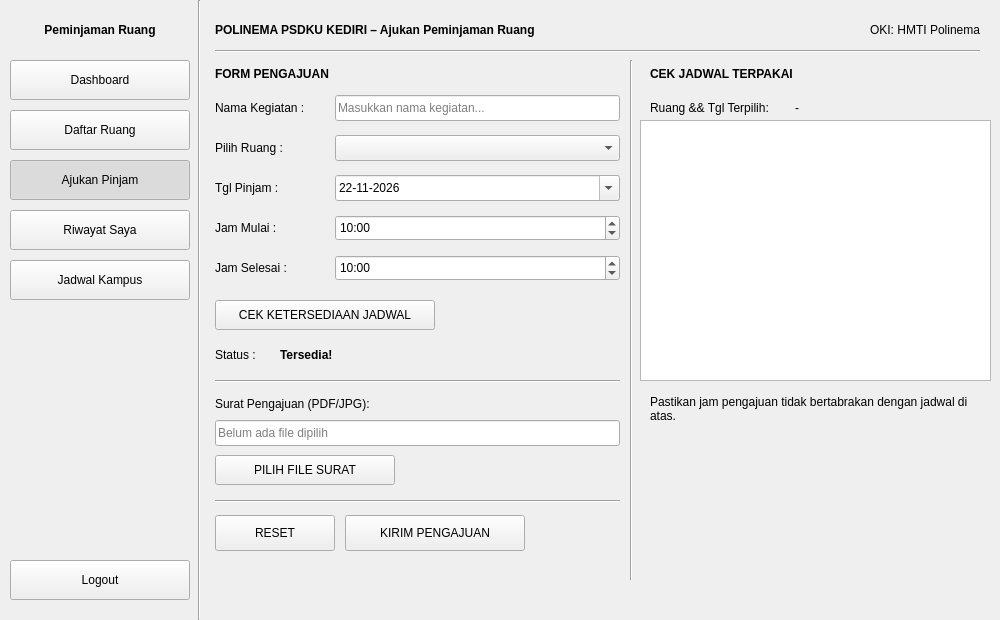
Above: ui/ajukan_pinjam.ui from Ariel-F-S/SistemPeminjamanRuangPolinemaKampusKediri before the change. Below: the same form after it.
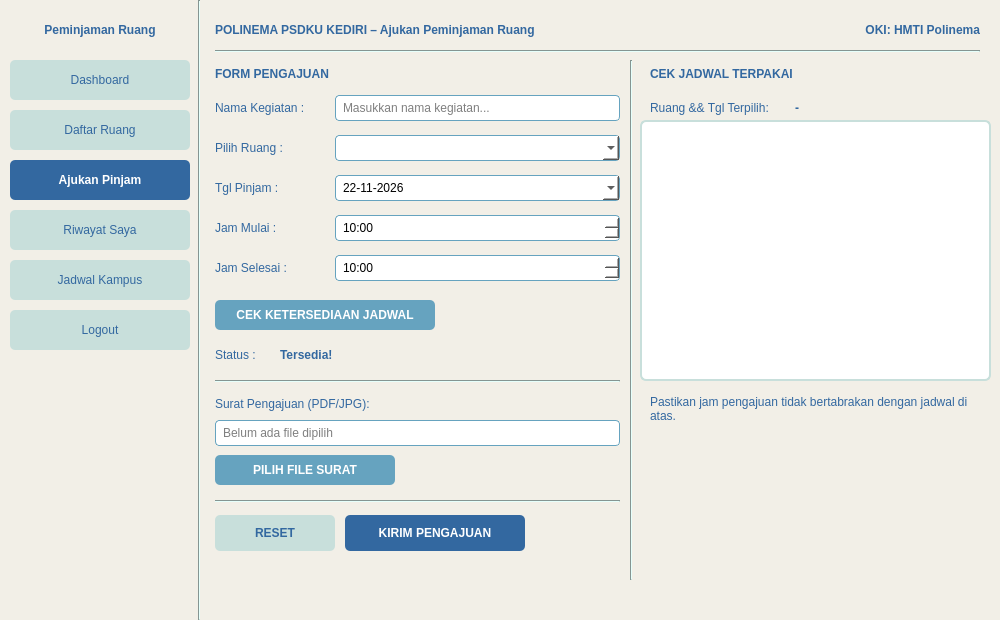
That is the form after the change. Icons and pictures are not drawn.

```diff
--- a/ui/ajukan_pinjam.ui
+++ b/ui/ajukan_pinjam.ui
@@ -17,6 +17,11 @@
    <iconset>
     <normaloff>icons/app.png</normaloff>icons/app.png</iconset>
   </property>
+  <property name="styleSheet">
+   <string notr="true">QWidget#AjukanPinjam {
+    background-color: #F2EFE7;
+}</string>
+  </property>
   <widget class="QLabel" name="lblBrand">
    <property name="geometry">
     <rect>
@@ -32,6 +37,9 @@
      <bold>true</bold>
     </font>
    </property>
+   <property name="styleSheet">
+    <string notr="true">color: #3368A0;</string>
+   </property>
    <property name="text">
     <string>Peminjaman Ruang</string>
    </property>
@@ -48,6 +56,17 @@
      <height>40</height>
     </rect>
    </property>
+   <property name="styleSheet">
+    <string notr="true">QPushButton {
+    background-color: #C8DFDB;
+    color: #3368A0;
+    border-radius: 5px;
+}
+QPushButton:hover {
+    background-color: #66A3BF;
+    color: #FFFFFF;
+}</string>
+   </property>
    <property name="text">
     <string>Dashboard</string>
    </property>
@@ -77,6 +96,17 @@
      <height>40</height>
     </rect>
    </property>
+   <property name="styleSheet">
+    <string notr="true">QPushButton {
+    background-color: #C8DFDB;
+    color: #3368A0;
+    border-radius: 5px;
+}
+QPushButton:hover {
+    background-color: #66A3BF;
+    color: #FFFFFF;
+}</string>
+   </property>
    <property name="text">
     <string>Daftar Ruang</string>
    </property>
@@ -106,6 +136,14 @@
      <height>40</height>
     </rect>
    </property>
+   <property name="styleSheet">
+    <string notr="true">QPushButton {
+    background-color: #3368A0;
+    color: #FFFFFF;
+    border-radius: 5px;
+    font-weight: bold;
+}</string>
+   </property>
    <property name="text">
     <string>Ajukan Pinjam</string>
    </property>
@@ -138,6 +176,17 @@
      <height>40</height>
     </rect>
    </property>
+   <property name="styleSheet">
+    <string notr="true">QPushButton {
+    background-color: #C8DFDB;
+    color: #3368A0;
+    border-radius: 5px;
+}
+QPushButton:hover {
+    background-color: #66A3BF;
+    color: #FFFFFF;
+}</string>
+   </property>
    <property name="text">
     <string>Riwayat Saya</string>
    </property>
@@ -167,6 +216,17 @@
      <height>40</height>
     </rect>
    </property>
+   <property name="styleSheet">
+    <string notr="true">QPushButton {
+    background-color: #C8DFDB;
+    color: #3368A0;
+    border-radius: 5px;
+}
+QPushButton:hover {
+    background-color: #66A3BF;
+    color: #FFFFFF;
+}</string>
+   </property>
    <property name="text">
     <string>Jadwal Kampus</string>
    </property>
@@ -191,11 +251,22 @@
    <property name="geometry">
     <rect>
      <x>10</x>
-     <y>560</y>
+     <y>310</y>
      <width>180</width>
      <height>40</height>
     </rect>
    </property>
+   <property name="styleSheet">
+    <string notr="true">QPushButton {
+    background-color: #C8DFDB;
+    color: #3368A0;
+    border-radius: 5px;
+}
+QPushButton:hover {
+    background-color: #3368A0;
+    color: #FFFFFF;
+}</string>
+   </property>
    <property name="text">
     <string>Logout</string>
    </property>
@@ -219,6 +290,9 @@
      <height>620</height>
     </rect>
    </property>
+   <property name="styleSheet">
+    <string notr="true">background-color: #C8DFDB;</string>
+   </property>
    <property name="frameShape">
     <enum>QFrame::VLine</enum>
    </property>
@@ -241,6 +315,9 @@
      <bold>true</bold>
     </font>
    </property>
+   <property name="styleSheet">
+    <string notr="true">color: #3368A0;</string>
+   </property>
    <property name="text">
     <string>POLINEMA PSDKU KEDIRI – Ajukan Peminjaman Ruang</string>
    </property>
@@ -254,6 +331,10 @@
      <height>30</height>
     </rect>
    </property>
+   <property name="styleSheet">
+    <string notr="true">color: #3368A0;
+font-weight: bold;</string>
+   </property>
    <property name="text">
     <string>OKI: HMTI Polinema</string>
    </property>
@@ -270,6 +351,9 @@
      <height>2</height>
     </rect>
    </property>
+   <property name="styleSheet">
+    <string notr="true">background-color: #C8DFDB;</string>
+   </property>
    <property name="frameShape">
     <enum>QFrame::HLine</enum>
    </property>
@@ -286,6 +370,9 @@
      <height>520</height>
     </rect>
    </property>
+   <property name="styleSheet">
+    <string notr="true">background-color: #C8DFDB;</string>
+   </property>
    <property name="frameShape">
     <enum>QFrame::VLine</enum>
    </property>
@@ -308,6 +395,9 @@
      <bold>true</bold>
     </font>
    </property>
+   <property name="styleSheet">
+    <string notr="true">color: #3368A0;</string>
+   </property>
    <property name="text">
     <string>FORM PENGAJUAN</string>
    </property>
@@ -321,6 +411,9 @@
      <height>26</height>
     </rect>
    </property>
+   <property name="styleSheet">
+    <string notr="true">color: #3368A0;</string>
+   </property>
    <property name="text">
     <string>Nama Kegiatan :</string>
    </property>
@@ -334,6 +427,12 @@
      <height>26</height>
     </rect>
    </property>
+   <property name="styleSheet">
+    <string notr="true">background-color: #FFFFFF;
+border: 1px solid #66A3BF;
+border-radius: 4px;
+padding-left: 5px;</string>
+   </property>
    <property name="placeholderText">
     <string>Masukkan nama kegiatan...</string>
    </property>
@@ -347,6 +446,9 @@
      <height>26</height>
     </rect>
    </property>
+   <property name="styleSheet">
+    <string notr="true">color: #3368A0;</string>
+   </property>
    <property name="text">
     <string>Pilih Ruang :</string>
    </property>
@@ -360,6 +462,12 @@
      <height>26</height>
     </rect>
    </property>
+   <property name="styleSheet">
+    <string notr="true">background-color: #FFFFFF;
+border: 1px solid #66A3BF;
+border-radius: 4px;
+padding-left: 5px;</string>
+   </property>
    <item>
     <property name="text">
      <string/>
@@ -385,6 +493,9 @@
      <height>26</height>
     </rect>
    </property>
+   <property name="styleSheet">
+    <string notr="true">color: #3368A0;</string>
+   </property>
    <property name="text">
     <string>Tgl Pinjam :</string>
    </property>
@@ -398,6 +509,12 @@
      <height>26</height>
     </rect>
    </property>
+   <property name="styleSheet">
+    <string notr="true">background-color: #FFFFFF;
+border: 1px solid #66A3BF;
+border-radius: 4px;
+padding-left: 5px;</string>
+   </property>
    <property name="displayFormat">
     <string>dd-MM-yyyy</string>
    </property>
@@ -421,6 +538,9 @@
      <height>26</height>
     </rect>
    </property>
+   <property name="styleSheet">
+    <string notr="true">color: #3368A0;</string>
+   </property>
    <property name="text">
     <string>Jam Mulai :</string>
    </property>
@@ -434,6 +554,12 @@
      <height>26</height>
     </rect>
    </property>
+   <property name="styleSheet">
+    <string notr="true">background-color: #FFFFFF;
+border: 1px solid #66A3BF;
+border-radius: 4px;
+padding-left: 5px;</string>
+   </property>
    <property name="displayFormat">
     <string>HH:mm</string>
    </property>
@@ -454,6 +580,9 @@
      <height>26</height>
     </rect>
    </property>
+   <property name="styleSheet">
+    <string notr="true">color: #3368A0;</string>
+   </property>
    <property name="text">
     <string>Jam Selesai :</string>
    </property>
@@ -467,6 +596,12 @@
      <height>26</height>
     </rect>
    </property>
+   <property name="styleSheet">
+    <string notr="true">background-color: #FFFFFF;
+border: 1px solid #66A3BF;
+border-radius: 4px;
+padding-left: 5px;</string>
+   </property>
    <property name="displayFormat">
     <string>HH:mm</string>
    </property>
@@ -487,6 +622,17 @@
      <height>30</height>
     </rect>
    </property>
+   <property name="styleSheet">
+    <string notr="true">QPushButton {
+    background-color: #66A3BF;
+    color: #FFFFFF;
+    border-radius: 5px;
+    font-weight: bold;
+}
+QPushButton:hover {
+    background-color: #3368A0;
+}</string>
+   </property>
    <property name="text">
     <string>CEK KETERSEDIAAN JADWAL</string>
    </property>
@@ -504,6 +650,9 @@
      <height>26</height>
     </rect>
    </property>
+   <property name="styleSheet">
+    <string notr="true">color: #3368A0;</string>
+   </property>
    <property name="text">
     <string>Status :</string>
    </property>
@@ -523,6 +672,9 @@
      <bold>true</bold>
     </font>
    </property>
+   <property name="styleSheet">
+    <string notr="true">color: #3368A0;</string>
+   </property>
    <property name="text">
     <string>Tersedia!</string>
    </property>
@@ -536,6 +688,9 @@
      <height>2</height>
     </rect>
    </property>
+   <property name="styleSheet">
+    <string notr="true">background-color: #C8DFDB;</string>
+   </property>
    <property name="frameShape">
     <enum>QFrame::HLine</enum>
    </property>
@@ -552,6 +707,9 @@
      <height>24</height>
     </rect>
    </property>
+   <property name="styleSheet">
+    <string notr="true">color: #3368A0;</string>
+   </property>
    <property name="text">
     <string>Surat Pengajuan (PDF/JPG):</string>
    </property>
@@ -565,6 +723,12 @@
      <height>26</height>
     </rect>
    </property>
+   <property name="styleSheet">
+    <string notr="true">background-color: #FFFFFF;
+border: 1px solid #66A3BF;
+border-radius: 4px;
+padding-left: 5px;</string>
+   </property>
    <property name="readOnly">
     <bool>true</bool>
    </property>
@@ -581,6 +745,17 @@
      <height>30</height>
     </rect>
    </property>
+   <property name="styleSheet">
+    <string notr="true">QPushButton {
+    background-color: #66A3BF;
+    color: #FFFFFF;
+    border-radius: 5px;
+    font-weight: bold;
+}
+QPushButton:hover {
+    background-color: #3368A0;
+}</string>
+   </property>
    <property name="text">
     <string>PILIH FILE SURAT</string>
    </property>
@@ -598,6 +773,9 @@
      <height>2</height>
     </rect>
    </property>
+   <property name="styleSheet">
+    <string notr="true">background-color: #C8DFDB;</string>
+   </property>
    <property name="frameShape">
     <enum>QFrame::HLine</enum>
    </property>
@@ -614,6 +792,18 @@
      <height>36</height>
     </rect>
    </property>
+   <property name="styleSheet">
+    <string notr="true">QPushButton {
+    background-color: #C8DFDB;
+    color: #3368A0;
+    border-radius: 5px;
+    font-weight: bold;
+}
+QPushButton:hover {
+    background-color: #66A3BF;
+    color: #FFFFFF;
+}</string>
+   </property>
    <property name="text">
     <string>RESET</string>
    </property>
@@ -631,6 +821,17 @@
      <height>36</height>
     </rect>
    </property>
+   <property name="styleSheet">
+    <string notr="true">QPushButton {
+    background-color: #3368A0;
+    color: #FFFFFF;
+    border-radius: 5px;
+    font-weight: bold;
+}
+QPushButton:hover {
+    background-color: #66A3BF;
+}</string>
+   </property>
    <property name="text">
     <string>KIRIM PENGAJUAN</string>
    </property>
@@ -654,6 +855,9 @@
      <bold>true</bold>
     </font>
    </property>
+   <property name="styleSheet">
+    <string notr="true">color: #3368A0;</string>
+   </property>
    <property name="text">
     <string>CEK JADWAL TERPAKAI</string>
    </property>
@@ -667,6 +871,9 @@
      <height>26</height>
     </rect>
    </property>
+   <property name="styleSheet">
+    <string notr="true">color: #3368A0;</string>
+   </property>
    <property name="text">
     <string>Ruang &amp;&amp; Tgl Terpilih:</string>
    </property>
@@ -680,6 +887,10 @@
      <height>26</height>
     </rect>
    </property>
+   <property name="styleSheet">
+    <string notr="true">color: #3368A0;
+font-weight: bold;</string>
+   </property>
    <property name="text">
     <string>-</string>
    </property>
@@ -693,6 +904,9 @@
      <height>50</height>
     </rect>
    </property>
+   <property name="styleSheet">
+    <string notr="true">color: #3368A0;</string>
+   </property>
    <property name="text">
     <string>Pastikan jam pengajuan tidak bertabrakan dengan jadwal di atas.</string>
    </property>
@@ -712,6 +926,19 @@
      <height>261</height>
     </rect>
    </property>
+   <property name="styleSheet">
+    <string notr="true">QTableWidget {
+    background-color: #FFFFFF;
+    border: 2px solid #C8DFDB;
+    border-radius: 6px;
+}
+QHeaderView::section {
+    background-color: #3368A0;
+    color: #FFFFFF;
+    font-weight: bold;
+    padding: 4px;
+}</string>
+   </property>
   </widget>
  </widget>
  <resources/>
```
